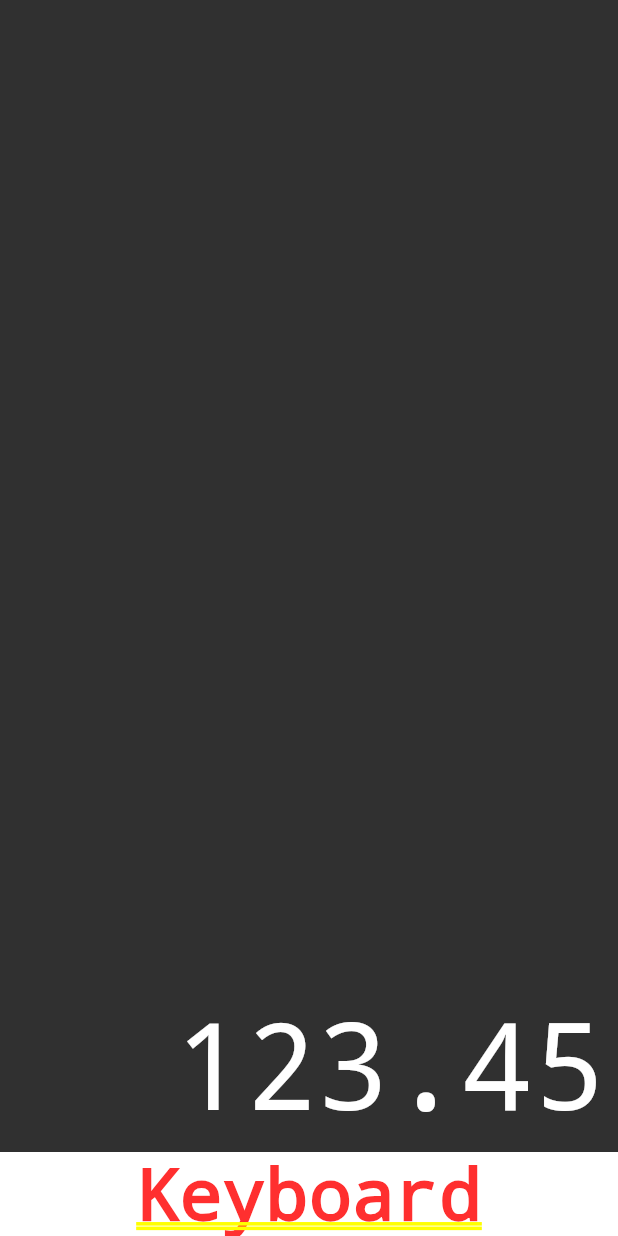
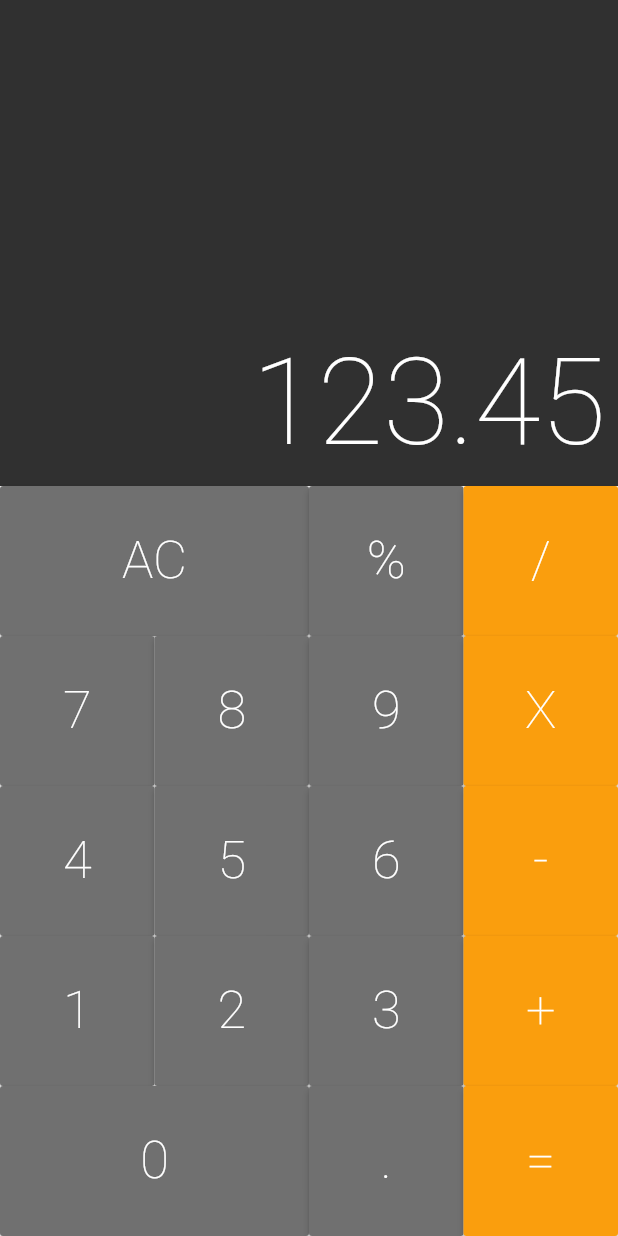
Before and after one commit to AlissonBreno/calculadora, a Flutter app: the screen it shows after launch, on a phone screen of 412 x 824 dp. Run offline on Flutter 3.47's test engine with Material 2 defaults, Android fonts, the phone set to English and light mode, and no system bars; drawn by our look-alikes of auto_size_text.

Commit message:
building calculator

```diff
--- /dev/null
+++ b/lib/components/button.dart
@@ -0,0 +1,52 @@
+import 'package:flutter/material.dart';
+
+class Button extends StatelessWidget{
+  static const DARK = Color.fromRGBO(82, 82, 82, 1);
+  static const DEFAULT = Color.fromRGBO(112, 112, 112, 1);
+  static const OPERATION = Color.fromRGBO(250, 158, 13, 1);
+
+  final String text;
+  final bool big;
+  final Color color;
+  final void Function(String) cb;
+
+  Button({
+    @required this.text,
+    this.big = false,
+    this.color = DEFAULT,
+    @required this.cb,
+  });
+
+  Button.big({
+    @required this.text,
+    this.big = true,
+    this.color = DEFAULT,
+    @required this.cb,
+  });
+
+  Button.operation({
+    @required this.text,
+    this.big = false,
+    this.color = OPERATION,
+    @required this.cb,
+  });
+
+  @override
+  Widget  build(BuildContext contex){
+    return Expanded(
+      flex: big ? 2 : 1,
+      child: RaisedButton(
+        color: this.color,
+        child: Text(
+          text,
+          style: TextStyle(
+            color: Colors.white,
+            fontSize: 35,
+            fontWeight: FontWeight.w200,
+          ),
+        ),
+        onPressed: () {},
+      )
+    );
+  }
+}
--- /dev/null
+++ b/lib/components/button_row.dart
@@ -0,0 +1,20 @@
+import 'package:flutter/material.dart';
+import 'button.dart';
+
+class ButtonRow extends StatelessWidget{
+
+  final List<Button> buttons;
+
+  ButtonRow(this.buttons);
+
+  @override
+  Widget build(BuildContext context){
+    return Expanded(
+      flex: 1,
+      child: Row(
+        crossAxisAlignment: CrossAxisAlignment.stretch,
+        children: buttons,
+      )
+    );
+  }
+}
--- a/lib/components/display.dart
+++ b/lib/components/display.dart
@@ -27,13 +27,11 @@ class Display extends StatelessWidget {
                 maxLines: 1,
                 textAlign: TextAlign.end,
                 style: TextStyle(
+                  fontFamily: "Roboto",
                   fontWeight: FontWeight.w100,
                   decoration: TextDecoration.none,
                   fontSize: 80,
                   color: Colors.white
-
-                  //VÍDEO PARADO EM: 10:43
-
                 ),
               ),
             ),
--- /dev/null
+++ b/lib/components/keyboard.dart
@@ -0,0 +1,49 @@
+import 'package:calculadora/components/button.dart';
+import 'package:flutter/material.dart';
+import 'button_row.dart';
+
+class Keyboard extends StatelessWidget{
+
+  final void Function(String) cb;
+
+  Keyboard(this.cb);
+
+  @override
+  Widget build(BuildContext context) {
+    return Container(
+      height: 500,
+      child: Column(
+        children: <Widget>[
+          ButtonRow([
+            Button.big(text: 'AC', cb: cb),
+            Button(text: '%', cb: cb),
+            Button.operation(text: '/', cb: cb),
+          ]),
+          ButtonRow([
+            Button(text: '7', cb: cb),
+            Button(text: '8', cb: cb),
+            Button(text: '9', cb: cb),
+            Button.operation(text: 'X', cb: cb),
+          ]),
+          ButtonRow([
+            Button(text: '4', cb: cb),
+            Button(text: '5', cb: cb),
+            Button(text: '6', cb: cb),
+            Button.operation(text: '-', cb: cb),
+          ]),
+          ButtonRow([
+            Button(text: '1', cb: cb),
+            Button(text: '2', cb: cb),
+            Button(text: '3', cb: cb),
+            Button.operation(text: '+', cb: cb),
+          ]),
+          ButtonRow([
+            Button.big(text: '0', cb: cb),
+            Button(text: '.', cb: cb),
+            Button.operation(text: '=', cb: cb),
+          ]),
+        ],
+      )
+    );
+  }
+}
--- a/lib/screens/calculator.dart
+++ b/lib/screens/calculator.dart
@@ -1,7 +1,12 @@
 import 'package:flutter/material.dart';
 import '../components/display.dart';
+import '../components/keyboard.dart';
 
 class Calculator extends StatelessWidget{
+
+  _onPressed(String text){
+    print(text);
+  }
 
   @override
   Widget build(BuildContext context){
@@ -9,7 +14,7 @@ class Calculator extends StatelessWidget{
       home: Column(
         children: <Widget>[
           Display('123.45'),
-          Text('Keyboard'),
+          Keyboard(_onPressed),
         ],
       )
     );
--- a/pubspec.yaml
+++ b/pubspec.yaml
@@ -23,7 +23,7 @@ environment:
 dependencies:
   flutter:
     sdk: flutter
-
+  auto_size_text: 2.1.0
 
   # The following adds the Cupertino Icons font to your application.
   # Use with the CupertinoIcons class for iOS style icons.
@@ -32,7 +32,6 @@ dependencies:
 dev_dependencies:
   flutter_test:
     sdk: flutter
-  auto_size_text: 2.1.0
 
 # For information on the generic Dart part of this file, see the
 # following page: https://dart.dev/tools/pub/pubspec
```
Also changed, not shown: lib/models/memory.dart (added), pubspec.lock.
